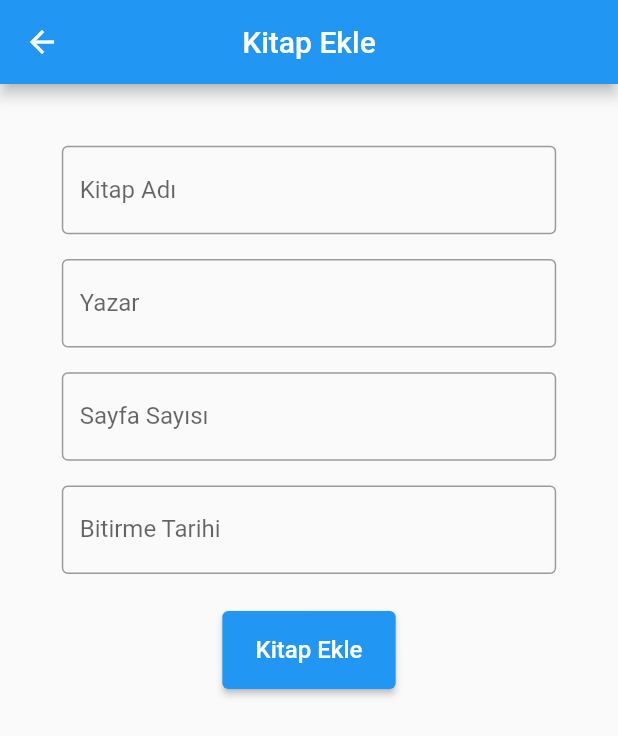
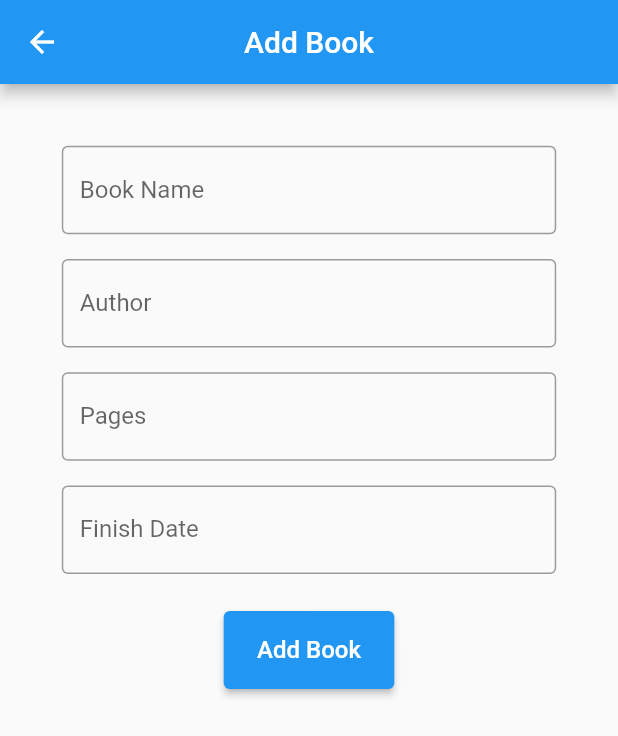
Before and after one commit to rabiaokatan/flutter_book_app, a Flutter app: the screen it shows after launch, after a tap on the "add" icon, on a phone screen of 412 x 824 dp. Shown: the top 736 px of the screen. Run offline on Flutter 3.47's test engine with Material 2 defaults, Android fonts, the phone set to English and light mode, and no system bars; our stand-ins replace shared_preferences, sqflite; accounts and stored records are empty; generated files the repository leaves out were written again.

Commit message:
complete localization

```diff
--- a/lib/l10n/app_en.arb
+++ b/lib/l10n/app_en.arb
@@ -3,5 +3,20 @@
     "@language":{
         "description": "The current lang"
     },
-    "welcome_text": "Start adding books!"
+    "welcome_text": "Start adding book!",
+    "add_book": "Add Book",
+    "edit":"Edit",
+    "delete": "Delete",
+    "home_page": "Home Page",
+    "settings":"Settings",
+    "language_text": "Language",
+    "theme":"Theme",
+    "book_name":"Book Name",
+    "author": "Author",
+    "pages": "Pages",
+    "finish_date": "Finish Date",
+    "are_you_sure": "Are you sure you want to delete it?",
+    "yes":"Yes",
+    "no": "No"
+
 }
--- a/lib/l10n/app_tr.arb
+++ b/lib/l10n/app_tr.arb
@@ -1,4 +1,19 @@
 {
     "language": "Türkçe",
-    "welcome_text": "Kitap eklemeye başlayın!"
+    "welcome_text": "Kitap eklemeye başlayın!",
+    "add_book": "Kitap Ekle",
+    "edit":"Düzenle",
+    "delete": "Sil",
+    "home_page": "Anasayfa",
+    "settings":"Ayarlar",
+    "language_text": "Dil",
+    "theme":"Tema",
+    "book_name":"Kitap Adı",
+    "author": "Yazar",
+    "pages": "Sayfa Sayısı",
+    "finish_date": "Bitiş Tarihi",
+    "are_you_sure": "Silmek istediğinize emin misiniz?",
+    "yes":"Evet",
+    "no": "Hayır"
+
 }
--- a/lib/screens/add_book_screen.dart
+++ b/lib/screens/add_book_screen.dart
@@ -2,6 +2,7 @@ import 'package:flutter/material.dart';
 import 'package:flutter_book_app/db/book_db.dart';
 import 'package:flutter_book_app/models/book.dart';
 import 'package:flutter_book_app/screens/home_screen.dart';
+import 'package:flutter_gen/gen_l10n/app_localizations.dart';
 
 class AddBookScreen extends StatefulWidget {
   final Book? book;
@@ -30,7 +31,6 @@ class _AddBookScreenState extends State<AddBookScreen> {
 
   @override
   void initState() {
-
     super.initState();
 
     bookName = widget.book?.bookName ?? '';
@@ -54,35 +54,40 @@ class _AddBookScreenState extends State<AddBookScreen> {
 
     return Scaffold(
       appBar: AppBar(
-        title: Text(widget.isPressed ? 'Düzenle' : 'Kitap Ekle'),
+        title: Text(
+          widget.isPressed
+              ? AppLocalizations.of(context)!.edit
+              : AppLocalizations.of(context)!.add_book,
+        ),
         centerTitle: true,
       ),
-      body: Padding(
+      body: SingleChildScrollView(
+        child: Padding(
           padding: EdgeInsets.symmetric(
               vertical: _size.height * 0.05, horizontal: _size.width * 0.1),
           child: Column(
             children: [
               TextField(
                 controller: _bookController,
-              decoration: const InputDecoration(
-                border: OutlineInputBorder(),
-                labelText: 'Kitap Adı',
+                decoration: InputDecoration(
+                  border: const OutlineInputBorder(),
+                  labelText: AppLocalizations.of(context)!.book_name,
                 ),
               ),
               SizedBox(height: _size.height * 0.02),
               TextField(
                 controller: _authorController,
-              decoration: const InputDecoration(
-                border: OutlineInputBorder(),
-                labelText: 'Yazar',
+                decoration: InputDecoration(
+                  border: const OutlineInputBorder(),
+                  labelText: AppLocalizations.of(context)!.author,
                 ),
               ),
               SizedBox(height: _size.height * 0.02),
               TextField(
                 controller: _pageController,
-              decoration: const InputDecoration(
-                border: OutlineInputBorder(),
-                labelText: 'Sayfa Sayısı',
+                decoration: InputDecoration(
+                  border: const OutlineInputBorder(),
+                  labelText: AppLocalizations.of(context)!.pages,
                 ),
               ),
               SizedBox(height: _size.height * 0.02),
@@ -105,7 +110,7 @@ class _AddBookScreenState extends State<AddBookScreen> {
                 decoration: InputDecoration(
                   border: const OutlineInputBorder(),
                   labelText: _dateTime == null
-                    ? 'Bitirme Tarihi'
+                      ? AppLocalizations.of(context)!.finish_date
                       : '${_dateTime!.day}/${_dateTime!.month}/${_dateTime!.year}',
                 ),
               ),
@@ -127,11 +132,14 @@ class _AddBookScreenState extends State<AddBookScreen> {
                       vertical: _size.height * 0.02,
                     ),
                     child: Text(
-                    widget.isPressed ? 'Düzenle' : 'Kitap Ekle',
+                      widget.isPressed
+                          ? AppLocalizations.of(context)!.edit
+                          : AppLocalizations.of(context)!.add_book,
                       style: const TextStyle(fontSize: 16),
                     ),
                   )),
             ],
+          ),
         ),
       ),
     );
--- a/lib/screens/home_screen.dart
+++ b/lib/screens/home_screen.dart
@@ -50,7 +50,7 @@ class _HomeScreenState extends State<HomeScreen> {
     Size _size = MediaQuery.of(context).size;
     return Scaffold(
       appBar: AppBar(
-        title: const Text('Anasayfa'),
+        title: Text(AppLocalizations.of(context)!.home_page),
         centerTitle: true,
         actions: [
           IconButton(
@@ -83,7 +83,6 @@ class _HomeScreenState extends State<HomeScreen> {
               : Center(
                   child: Text(
                     AppLocalizations.of(context)!.welcome_text,
-                    //'Kitap Eklemeye Başla!',
                     style: TextStyle(
                       fontSize: 25,
                       color: Theme.of(context).primaryColor,
--- a/lib/widgets/book_card.dart
+++ b/lib/widgets/book_card.dart
@@ -2,6 +2,7 @@ import 'package:flutter/material.dart';
 import 'package:flutter_book_app/db/book_db.dart';
 import 'package:flutter_book_app/models/book.dart';
 import 'package:flutter_book_app/screens/add_book_screen.dart';
+import 'package:flutter_gen/gen_l10n/app_localizations.dart';
 
 class BookCard extends StatefulWidget {
   final int bookId;
@@ -55,7 +56,7 @@ class _BookCardState extends State<BookCard> {
                     Row(
                       children: [
                         Text(
-                          "Kitap İsmi: ",
+                          AppLocalizations.of(context)!.book_name,
                           style: TextStyle(
                             fontSize: 17,
                             fontWeight: FontWeight.bold,
@@ -75,7 +76,7 @@ class _BookCardState extends State<BookCard> {
                     Row(
                       children: [
                         Text(
-                          "Yazar: ",
+                          AppLocalizations.of(context)!.author,
                           style: TextStyle(
                             fontSize: 17,
                             fontWeight: FontWeight.bold,
@@ -95,7 +96,7 @@ class _BookCardState extends State<BookCard> {
                     Row(
                       children: [
                         Text(
-                          "Sayfa Sayısı: ",
+                          AppLocalizations.of(context)!.pages,
                           style: TextStyle(
                             fontSize: 17,
                             fontWeight: FontWeight.bold,
@@ -115,7 +116,7 @@ class _BookCardState extends State<BookCard> {
                     Row(
                       children: [
                         Text(
-                          "Bitirme Tarihi: ",
+                          AppLocalizations.of(context)!.finish_date,
                           style: TextStyle(
                             fontSize: 17,
                             fontWeight: FontWeight.bold,
@@ -181,13 +182,13 @@ class _BookCardState extends State<BookCard> {
         return AlertDialog(
           shape:
               RoundedRectangleBorder(borderRadius: BorderRadius.circular(20.0)),
-          title: const Text("Silmek istediğinize emin misiniz?"),
+          title: Text(AppLocalizations.of(context)!.are_you_sure),
           actions: <Widget>[
             Padding(
               padding: const EdgeInsets.only(right: 10.0),
               child: TextButton(
-                child: const Text(
-                  'Evet',
+                child: Text(
+                  AppLocalizations.of(context)!.yes,
                   style: TextStyle(fontSize: 18),
                 ),
                 onPressed: () async {
@@ -197,8 +198,8 @@ class _BookCardState extends State<BookCard> {
               ),
             ),
             TextButton(
-              child: const Text(
-                'Hayır',
+              child: Text(
+                AppLocalizations.of(context)!.no,
                 style: TextStyle(fontSize: 18),
               ),
               onPressed: () {
```
Also changed, not shown: lib/screens/settings.dart (+6 -5 lines). Lines whose indentation alone changed are shown as unchanged.
